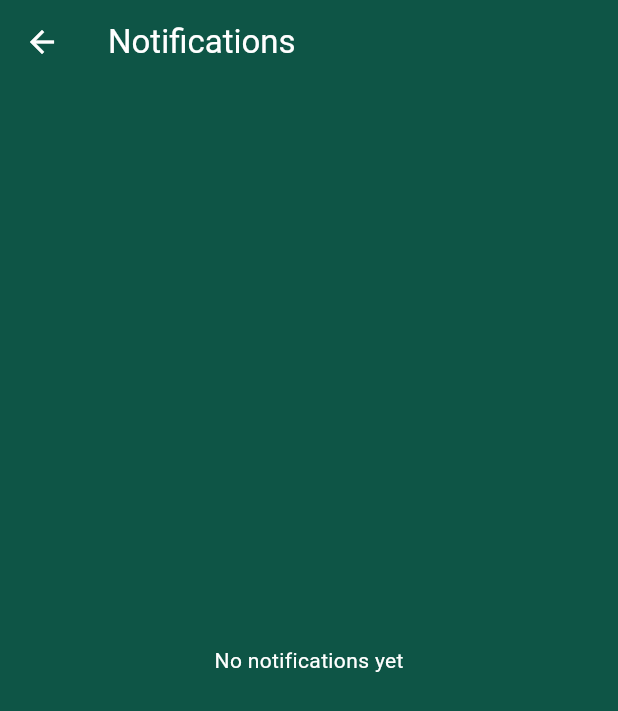
After one commit to Eustachekamala/Car_Marketplace, a Flutter app: the screen it shows after launch, after a tap on "Get Started", after a tap on the "favorite outline" icon, after a tap on the "notifications" icon, on a phone screen of 412 x 824 dp. The commit adds this screen. Shown: the top 711 px of the screen. Run offline on Flutter 3.47's test engine with Material 3 defaults, Android fonts, the phone set to English and light mode, and no system bars; missing offline and left inert: avatar_plus.

Commit message:
6. Created two screens, one for settings and an other one for notifications 7. Updated the UI

```diff
--- /dev/null
+++ b/lib/data/favorite_store.dart
@@ -0,0 +1,5 @@
+import 'package:car_marketplace/model/car_model.dart';
+
+class FavoritesStore {
+  static final List<CarModel> favorites = [];
+}
--- a/lib/pages/car_details_screen.dart
+++ b/lib/pages/car_details_screen.dart
@@ -69,7 +69,7 @@ class CarDetailsScreen extends StatelessWidget {
                     Navigator.push(
                       context,
                       MaterialPageRoute(
-                        builder: (context) => const FavoritesCarScreen(),
+                        builder: (context) => FavoritesCarScreen(),
                       ),
                     );
                     break;
--- a/lib/pages/home_screen.dart
+++ b/lib/pages/home_screen.dart
@@ -1,5 +1,9 @@
 import 'package:avatar_plus/avatar_plus.dart';
+import 'package:car_marketplace/data/favorite_store.dart';
 import 'package:car_marketplace/model/car_model.dart';
+import 'package:car_marketplace/pages/favorites_car_screen.dart';
+import 'package:car_marketplace/pages/notifications_screen.dart';
+import 'package:car_marketplace/pages/settings_screen.dart';
 import 'package:car_marketplace/widgets/brand_badge_widget.dart';
 import 'package:car_marketplace/widgets/car_card_widget.dart';
 import 'package:car_marketplace/widgets/circle_icon_button_widget.dart';
@@ -101,7 +105,13 @@ class _HomeScreenState extends State<HomeScreen> {
   /// Toggle favorite
   void onFavoritePressed(int index) {
     setState(() {
-      cars[index].isFavorite = !(cars[index].isFavorite ?? false);
+      final car = cars[index];
+      car.isFavorite = !(car.isFavorite ?? false);
+      if (car.isFavorite == true) {
+        FavoritesStore.favorites.add(car);
+      } else {
+        FavoritesStore.favorites.remove(car);
+      }
     });
   }
 
@@ -135,12 +145,15 @@ class _HomeScreenState extends State<HomeScreen> {
         actions: [
           Padding(
             padding: const EdgeInsets.only(right: 15),
-            child: Stack(
+            child: Row(
+              children: [
+                /// NOTIFICATIONS
+                Stack(
                   alignment: Alignment.center,
                   children: [
                     Positioned(
                       top: 8,
-                  right: 8,
+                      right: 5,
                       child: Container(
                         height: 15,
                         width: 15,
@@ -150,7 +163,7 @@ class _HomeScreenState extends State<HomeScreen> {
                         ),
                         child: const Center(
                           child: Text(
-                        '9',
+                            '3',
                             style: TextStyle(
                               fontSize: 10,
                               fontWeight: FontWeight.bold,
@@ -163,8 +176,55 @@ class _HomeScreenState extends State<HomeScreen> {
                     CircleIconButtonWidget(
                       icon: Icons.notifications,
                       onPressed: () {
-                    // TODO: Handle notification button press
+                        Navigator.push(
+                          context,
+                          MaterialPageRoute(
+                            builder: (_) => const NotificationsScreen(),
+                          ),
+                        );
                       },
+                    ),
+                  ],
+                ),
+
+                const SizedBox(width: 10),
+
+                /// POPUP MENU
+                PopupMenuButton<String>(
+                  icon: const CircleIconButtonWidget(icon: Icons.more_vert),
+                  color: Colors.teal.shade900,
+                  position: PopupMenuPosition.under,
+                  shape: RoundedRectangleBorder(
+                    borderRadius: BorderRadius.circular(12),
+                  ),
+                  onSelected: (value) {
+                    switch (value) {
+                      case 'favorites':
+                        Navigator.push(
+                          context,
+                          MaterialPageRoute(
+                            builder: (_) => const FavoritesCarScreen(),
+                          ),
+                        );
+                        break;
+
+                      case 'settings':
+                        Navigator.push(
+                          context,
+                          MaterialPageRoute(
+                            builder: (_) => const SettingsScreen(),
+                          ),
+                        );
+                        break;
+                    }
+                  },
+                  itemBuilder: (context) => const [
+                    PopupMenuItem(
+                      value: 'favorites',
+                      child: Text('Favorites Cars'),
+                    ),
+                    PopupMenuItem(value: 'settings', child: Text('Settings')),
+                  ],
                 ),
               ],
             ),
@@ -253,8 +313,7 @@ class _HomeScreenState extends State<HomeScreen> {
                   itemBuilder: (context, index) {
                     return CarCardWidget(
                       carModel: cars[index],
-                      onFavoritePressed: () =>
-                          onFavoritePressed(index),
+                      onFavoritePressed: () => onFavoritePressed(index),
                     );
                   },
                 ),
--- /dev/null
+++ b/lib/pages/notifications_screen.dart
@@ -0,0 +1,15 @@
+import 'package:flutter/material.dart';
+
+class NotificationsScreen extends StatelessWidget {
+  const NotificationsScreen({super.key});
+
+  @override
+  Widget build(BuildContext context) {
+    return Scaffold(
+      appBar: AppBar(title: const Text("Notifications")),
+      body: const Center(
+        child: Text("No notifications yet"),
+      ),
+    );
+  }
+}
--- a/lib/widgets/car_card_widget.dart
+++ b/lib/widgets/car_card_widget.dart
@@ -125,8 +125,8 @@ class _CarCardWidgetState extends State<CarCardWidget> {
                                 : Icons.favorite_border,
                             size: 20,
                             color: (widget.carModel.isFavorite ?? false)
-                                ? Colors.red
-                                : Colors.white,
+                                ? Colors.white
+                                : null,
                           ),
                         ),
                       ),
--- a/lib/widgets/container_price_widget.dart
+++ b/lib/widgets/container_price_widget.dart
@@ -53,7 +53,7 @@ class ContainerPriceWidget extends StatelessWidget {
               Expanded(
                 child: MyButtonWidget(
                   onPressed: () {
-                    // TODO: open store / dealership
+                    Navigator.pop(context);
                   },
                   text: 'Visit Store',
                   border: Border.all(
```
Also changed, not shown: lib/pages/favorites_car_screen.dart (+73 -4 lines), lib/pages/settings_screen.dart (added, +26 -0 lines). Lines whose indentation alone changed are shown as unchanged.
